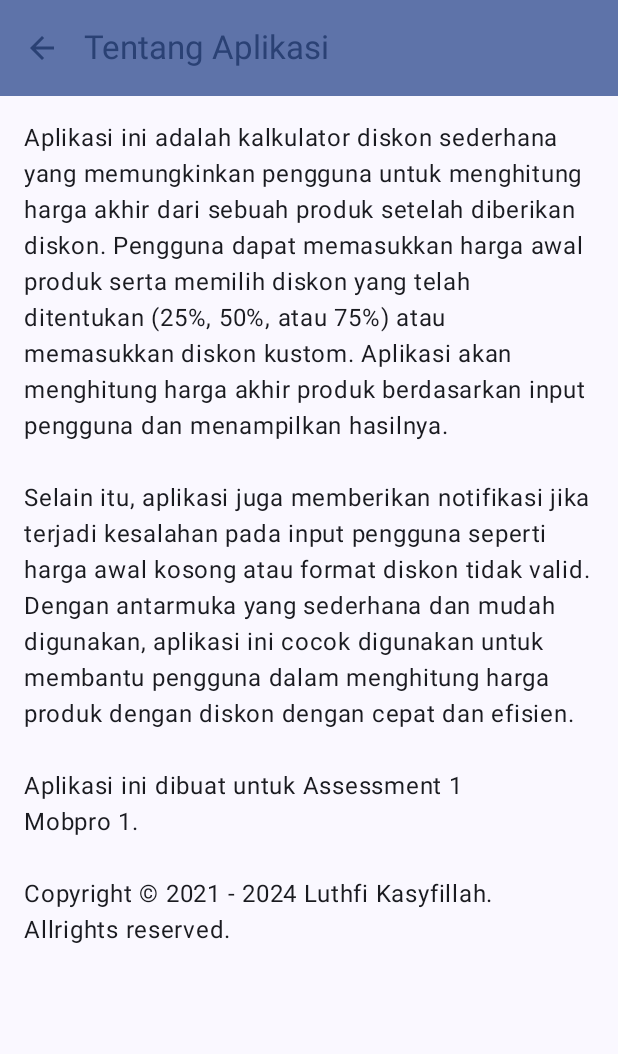
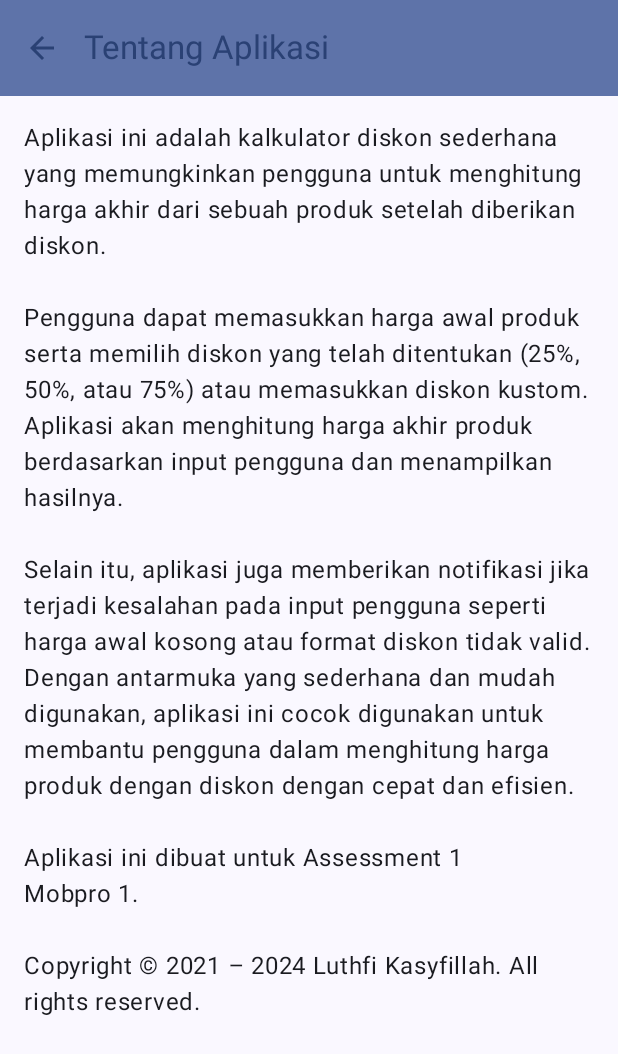
Before and after one commit to Luthfikasyfillah/Mini-Project-1, an Android app built with Jetpack Compose: the AboutScreen screen opened through its navigation route, on a phone screen of 412 x 824 dp. Shown: the top 1054 px of the screen. Run offline under Robolectric (Android 15) with nearby library versions, the phone set to English and light mode, and no system bars.

Commit message:
Assessment 1

```diff
--- a/app/src/main/java/org/d3if3063/miniproject1/ui/screen/AboutScreen.kt
+++ b/app/src/main/java/org/d3if3063/miniproject1/ui/screen/AboutScreen.kt
@@ -51,7 +51,8 @@ fun AboutScreen(navController: NavHostController) {
             text = stringResource(R.string.copyright),
             modifier = Modifier
                 .padding(padding)
-                .padding(16.dp))
+                .padding(16.dp)
+        )
     }
 }
 
--- a/app/src/main/res/values/strings.xml
+++ b/app/src/main/res/values/strings.xml
@@ -9,19 +9,7 @@
     <string name="hasil_diskon">Anda menghemat %1$s</string>
     <string name="error_input_empty">Tidak boleh kosong.</string>
     <string name="tentang_aplikasi">Tentang Aplikasi</string>
-    <string name="copyright">Aplikasi ini adalah kalkulator diskon sederhana
-        yang memungkinkan pengguna untuk menghitung harga akhir dari sebuah
-        produk setelah diberikan diskon. Pengguna dapat memasukkan harga awal
-        produk serta memilih diskon yang telah ditentukan (25%, 50%, atau 75%)
-        atau memasukkan diskon kustom. Aplikasi akan menghitung harga akhir
-        produk berdasarkan input pengguna dan menampilkan hasilnya. \n\nSelain itu,
-        aplikasi juga memberikan notifikasi jika terjadi kesalahan pada input
-        pengguna seperti harga awal kosong atau format diskon tidak valid.
-        Dengan antarmuka yang sederhana dan mudah digunakan, aplikasi ini cocok
-        digunakan untuk membantu pengguna dalam menghitung harga produk dengan
-        diskon dengan cepat dan efisien. \n\nAplikasi ini dibuat untuk Assessment 1
-        \nMobpro 1.\n\nCopyright © 2021 - 2024 Luthfi Kasyfillah. \nAllrights
-        reserved.</string>
+    <string name="copyright">Aplikasi ini adalah kalkulator diskon sederhana yang memungkinkan pengguna untuk menghitung harga akhir dari sebuah produk setelah diberikan diskon.\n\nPengguna dapat memasukkan harga awal produk serta memilih diskon yang telah ditentukan (25%, 50%, atau 75%) atau memasukkan diskon kustom. Aplikasi akan menghitung harga akhir produk berdasarkan input pengguna dan menampilkan hasilnya.\n\nSelain itu, aplikasi juga memberikan notifikasi jika terjadi kesalahan pada input pengguna seperti harga awal kosong atau format diskon tidak valid. Dengan antarmuka yang sederhana dan mudah digunakan, aplikasi ini cocok digunakan untuk membantu pengguna dalam menghitung harga produk dengan diskon dengan cepat dan efisien.\n\nAplikasi ini dibuat untuk Assessment 1 \nMobpro 1.\n\nCopyright © 2021 – 2024 Luthfi Kasyfillah. All rights reserved.</string>
     <string name="kembali">Kembali</string>
     <string name="bagikan">Bagikan</string>
     <string name="bagikan_template">Anda menghemat %1$s</string>
```
Also changed, not shown: 2 other files.
